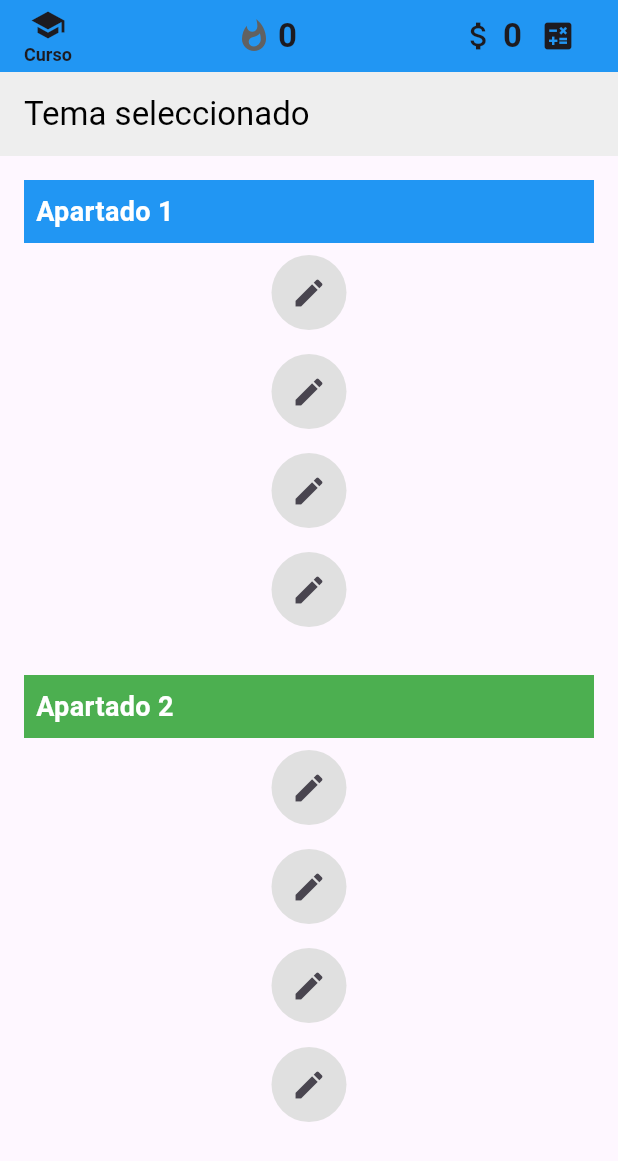
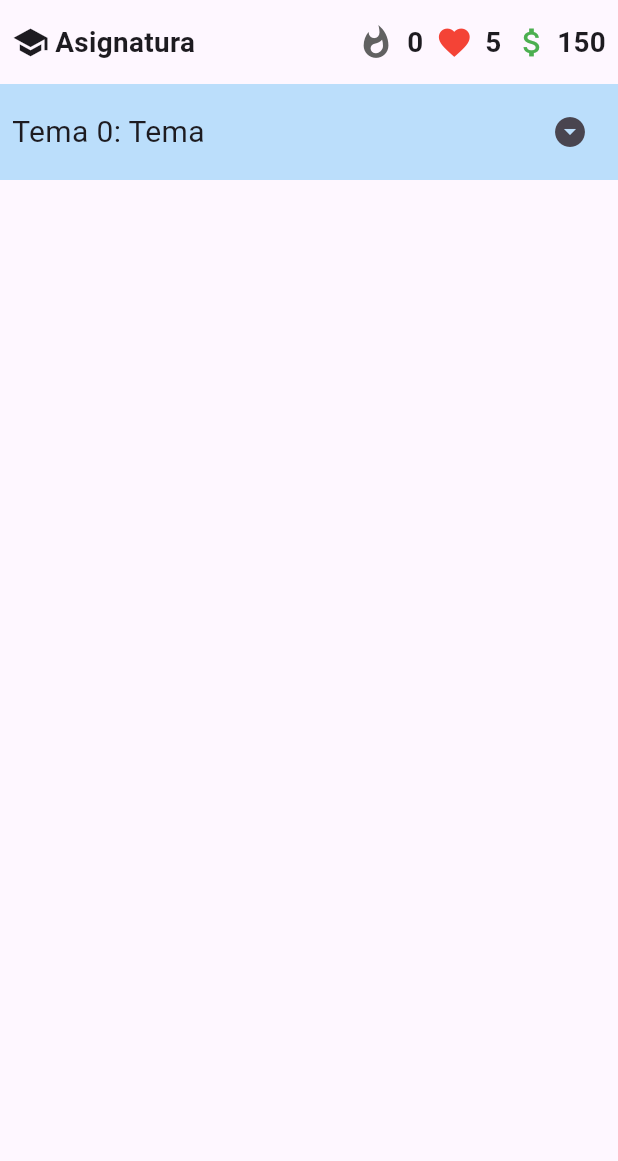
Before and after one commit to MarioElProgramador/Enginear, a Flutter app: the screen it shows after launch, on a phone screen of 412 x 824 dp. Shown: the top 1161 px of the screen. Run offline on Flutter 3.47's test engine with Material 3 defaults, Android fonts, the phone set to English and light mode, and no system bars; our stand-ins replace flutter_dotenv, google_generative_ai, shared_preferences.

Commit message:
UI/UX Update

```diff
--- /dev/null
+++ b/lib/data_structure.dart
@@ -0,0 +1,177 @@
+// lib/data_structure.dart
+
+const Map<String, Map<String, Map<String, List<String>>>> materias = {
+  'Matemáticas': {
+    'Álgebra Lineal': {
+      'Introducción y Conceptos Básicos': [
+        'Introducción al Álgebra Lineal',
+        'Sistemas de Ecuaciones Lineales',
+      ],
+      'Vectores y Espacios Vectoriales': [
+        'Vectores en el Plano y en el Espacio',
+        'Espacios Vectoriales',
+      ],
+      'Matrices y Determinantes': [
+        'Operaciones con Matrices',
+        'Determinantes',
+      ],
+      'Autovalores y Autovectores': [
+        'Cálculo de Autovalores',
+        'Cálculo de Autovectores',
+      ],
+      'Aplicaciones de Álgebra Lineal': [
+        'Transformaciones Lineales',
+        'Aplicaciones en Ingeniería',
+      ],
+    },
+    'Geometría': {
+      'Introducción a la Geometría': [
+        'Puntos y Líneas',
+        'Ángulos y Triángulos',
+      ],
+      'Polígonos': [
+        'Clasificación de Polígonos',
+        'Propiedades de los Polígonos',
+      ],
+      'Circunferencia y Círculo': [
+        'Elementos de la Circunferencia',
+        'Áreas y Perímetros',
+      ],
+      'Geometría en el Espacio': [
+        'Figuras Tridimensionales',
+        'Volumen y Área Superficial',
+      ],
+      'Transformaciones Geométricas': [
+        'Traslación, Rotación y Reflexión',
+        'Simetría y Homotecia',
+      ],
+    },
+    'Cálculo 1': {
+      'Límites y Continuidad': [
+        'Concepto de Límite',
+        'Propiedades de Límites',
+      ],
+      'Derivadas': [
+        'Definición de Derivada',
+        'Reglas de Derivación',
+        'Derivadas de Funciones Trigonométricas',
+      ],
+      'Aplicaciones de la Derivada': [
+        'Máximos y Mínimos',
+        'Concavidad y Puntos de Inflexión',
+        'Problemas de Optimización',
+      ],
+      'Integrales': [
+        'Integral Indefinida',
+        'Integral Definida',
+        'Teorema Fundamental del Cálculo',
+      ],
+    },
+    'Cálculo 2': {
+      'Integrales': [
+        'Integral Definida',
+        'Métodos de Integración',
+      ],
+      'Series y Secuencias': [
+        'Series Infinitas',
+        'Pruebas de Convergencia',
+      ],
+      'Ecuaciones Diferenciales': [
+        'Ecuaciones Diferenciales de Primer Orden',
+        'Ecuaciones Diferenciales de Segundo Orden',
+      ],
+      'Funciones de Varias Variables': [
+        'Derivadas Parciales',
+        'Integrales Múltiples',
+      ],
+      'Aplicaciones del Cálculo': [
+        'Campos Vectoriales',
+        'Teorema de Green',
+        'Teorema de Stokes',
+      ],
+    },
+  },
+  'Ciencias': {
+    'Física': {
+      'Cinemática': [
+        'Movimiento Rectilíneo',
+        'Movimiento Curvilíneo',
+      ],
+      'Dinámica': [
+        'Leyes de Newton',
+        'Trabajo y Energía',
+      ],
+      'Ondas y Sonido': [
+        'Propagación de Ondas',
+        'Características del Sonido',
+      ],
+      'Termodinámica': [
+        'Leyes de la Termodinámica',
+        'Máquinas Térmicas',
+      ],
+    },
+    'Química': {
+      'Química General': [
+        'Estructura Atómica',
+        'Enlace Químico',
+      ],
+      'Reacciones Químicas': [
+        'Tipos de Reacciones',
+        'Equilibrio Químico',
+      ],
+      'Química Orgánica': [
+        'Hidrocarburos',
+        'Grupos Funcionales',
+      ],
+      'Química Inorgánica': [
+        'Compuestos Inorgánicos',
+        'Reacciones de Precipitación',
+      ],
+    },
+  },
+  'Programación': {
+    'Introducción a la Programación': {
+      'Conceptos Básicos': [
+        'Algoritmos y Diagramas de Flujo',
+        'Variables y Tipos de Datos',
+      ],
+      'Estructuras de Control': [
+        'Condicionales',
+        'Bucles',
+      ],
+      'Funciones y Procedimientos': [
+        'Definición de Funciones',
+        'Parámetros y Retorno de Valores',
+      ],
+      'Estructuras de Datos': [
+        'Listas y Arreglos',
+        'Pilas y Colas',
+        'Árboles y Grafos',
+      ],
+      'Programación Orientada a Objetos': [
+        'Clases y Objetos',
+        'Herencia y Polimorfismo',
+      ],
+    },
+    'Desarrollo Web': {
+      'HTML y CSS': [
+        'Estructura de una Página Web',
+        'Estilos con CSS',
+      ],
+      'JavaScript': [
+        'Manipulación del DOM',
+        'Eventos y Funciones',
+      ],
+      'Frameworks y Librerías': [
+        'React',
+        'Angular',
+        'Vue.js',
+      ],
+      'Backend': [
+        'Node.js',
+        'Bases de Datos',
+        'APIs RESTful',
+      ],
+    },
+  },
+};
--- a/lib/loading_screen.dart
+++ b/lib/loading_screen.dart
@@ -1,3 +1,5 @@
+// lib/loading_screen.dart
+
 import 'package:flutter/material.dart';
 import 'package:enginear/pagina_principal.dart'; // Asegúrate de tener el import correcto
 
--- a/lib/main.dart
+++ b/lib/main.dart
@@ -1,6 +1,5 @@
 import 'package:flutter/material.dart';
-import 'package:enginear/loading_screen.dart'; // Asegúrate de tener el import correcto
-import 'package:enginear/pagina_principal.dart'; // Asegúrate de tener el import correcto
+import 'package:enginear/loading_screen.dart';
 
 void main() {
   runApp(MyApp());
@@ -10,13 +9,11 @@ class MyApp extends StatelessWidget {
   @override
   Widget build(BuildContext context) {
     return MaterialApp(
+      title: 'Enginear',
       theme: ThemeData(
-        primaryColor: Colors.blue,
-        appBarTheme: AppBarTheme(
-          backgroundColor: Colors.blue,
-        ),
+        primarySwatch: Colors.blue,
       ),
-      home: LoadingScreen(), // Muestra la pantalla de carga al inicio
+      home: LoadingScreen(),
     );
   }
 }
--- a/lib/pagina_principal.dart
+++ b/lib/pagina_principal.dart
@@ -1,7 +1,8 @@
 import 'package:flutter/material.dart';
 import 'package:shared_preferences/shared_preferences.dart';
 import 'package:enginear/seleccion_curso.dart';
-import 'package:enginear/generative_ai.dart' as ai;
+import 'package:enginear/data_structure.dart';
+import 'package:enginear/seleccion_tema.dart';
 
 class PaginaPrincipal extends StatefulWidget {
   @override
@@ -12,8 +13,11 @@ class _PaginaPrincipalState extends State<PaginaPrincipal> {
   int _contadorFuego = 0;
   DateTime _ultimaConexion = DateTime.now();
   bool _fuegoEncendido = false;
-  String _curso = "Curso";
-  String _equation = "";
+  String _materia = "Materia";
+  String _asignatura = "Asignatura";
+  String _tema = "Tema";
+  int _divisas = 150;
+  int _vidas = 5;
 
   @override
   void initState() {
@@ -27,7 +31,11 @@ class _PaginaPrincipalState extends State<PaginaPrincipal> {
       _contadorFuego = prefs.getInt('contadorFuego') ?? 0;
       _ultimaConexion = DateTime.parse(prefs.getString('ultimaConexion') ?? DateTime.now().toString());
       _fuegoEncendido = _esFuegoEncendido(_ultimaConexion);
-      _curso = prefs.getString('curso') ?? "Curso";
+      _materia = prefs.getString('materia') ?? "Materia";
+      _asignatura = prefs.getString('asignatura') ?? "Asignatura";
+      _tema = prefs.getString('tema') ?? "Tema";
+      _divisas = prefs.getInt('divisas') ?? 150;
+      _vidas = prefs.getInt('vidas') ?? 5;
     });
     _verificarActualizacion();
   }
@@ -52,150 +60,197 @@ class _PaginaPrincipalState extends State<PaginaPrincipal> {
     }
   }
 
-  Future<void> _generarEcuacion() async {
-    await ai.generarEcuacion().then((equation) {
+  Future<void> _actualizarDivisas(int cantidad) async {
+    SharedPreferences prefs = await SharedPreferences.getInstance();
     setState(() {
-        _equation = equation ?? "No se pudo generar la ecuación";
+      _divisas = cantidad;
     });
+    await prefs.setInt('divisas', _divisas);
+  }
+
+  Future<void> _actualizarVidas(int cantidad) async {
+    SharedPreferences prefs = await SharedPreferences.getInstance();
+    setState(() {
+      _vidas = cantidad;
     });
+    await prefs.setInt('vidas', _vidas);
+  }
+
+  int _getTemaIndex() {
+    List<String> temas = materias[_materia]?[_asignatura]?.keys?.toList() ?? [];
+    return temas.indexOf(_tema) + 1;
   }
 
   @override
   Widget build(BuildContext context) {
+    double iconSize = MediaQuery.of(context).size.width * 0.06;
+    double textSize = MediaQuery.of(context).size.width * 0.045;
+    double spacing = MediaQuery.of(context).size.width * 0.02;
+
     return Scaffold(
       appBar: AppBar(
-        title: Row(
-          children: [
-            Column(
-              children: [
-                GestureDetector(
+        leadingWidth: 160.0,
+        leading: GestureDetector(
           onTap: () async {
-                    final result = await Navigator.push(context, MaterialPageRoute(builder: (context) => SeleccionCurso()));
+            final result = await Navigator.push(
+              context,
+              MaterialPageRoute(builder: (context) => SeleccionCurso()),
+            );
             if (result != null) {
               setState(() {
-                        _curso = result;
+                _materia = result['materia'] ?? _materia;
+                _asignatura = result['asignatura'] ?? _asignatura;
+                _tema = result['tema'] ?? _tema;
               });
+              SharedPreferences prefs = await SharedPreferences.getInstance();
+              await prefs.setString('materia', _materia);
+              await prefs.setString('asignatura', _asignatura);
+              await prefs.setString('tema', _tema);
             }
           },
-                  child: Icon(Icons.school),
+          child: Padding(
+            padding: const EdgeInsets.only(left: 8.0),
+            child: Row(
+              children: [
+                Icon(Icons.school, size: iconSize),
+                SizedBox(width: 4.0),
+                Expanded(
+                  child: Text(
+                    _asignatura,
+                    style: TextStyle(fontSize: textSize, fontWeight: FontWeight.bold),
+                    overflow: TextOverflow.ellipsis,
                   ),
-                GestureDetector(
-                  onTap: () async {
-                    final result = await Navigator.push(context, MaterialPageRoute(builder: (context) => SeleccionCurso()));
-                    if (result != null) {
-                      setState(() {
-                        _curso = result;
-                      });
-                    }
-                  },
-                  child: Text(
-                    '$_curso',
-                    style: TextStyle(fontSize: 12.0, fontWeight: FontWeight.bold),
-                  ),
-                ),
-              ],
-            ),
-            Spacer(),
-            _fuegoEncendido
-                ? Icon(Icons.whatshot, color: Colors.orange)
-                : Icon(Icons.whatshot, color: Colors.grey[700]),
-            SizedBox(width: 4.0),
-            Text(
-              '$_contadorFuego',
-              style: TextStyle(fontWeight: FontWeight.bold),
-            ),
-            Spacer(),
-            Icon(Icons.attach_money),
-            SizedBox(width: 4.0),
-            Text(
-              '0',
-              style: TextStyle(fontWeight: FontWeight.bold),
-            ),
-            IconButton(
-              icon: Icon(Icons.calculate),
-              onPressed: _generarEcuacion,
-            ),
-          ],
-        ),
-        bottom: PreferredSize(
-          preferredSize: Size.fromHeight(48.0),
-          child: AppBar(
-            title: Text('Tema seleccionado', style: TextStyle(color: Colors.black)), // Cambia el color aquí
-            automaticallyImplyLeading: false,
-            backgroundColor: Colors.grey[200],
-          ),
-        ),
-      ),
-      body: SingleChildScrollView(
-        child: Padding(
-          padding: const EdgeInsets.all(8.0),
-          child: Column(
-            crossAxisAlignment: CrossAxisAlignment.stretch,
-            children: [
-              _buildSection("Apartado 1", Colors.blue, context),
-              SizedBox(height: 16.0),
-              _buildSection("Apartado 2", Colors.green, context),
-              SizedBox(height: 16.0),
-              Text(
-                _equation,
-                style: TextStyle(fontSize: 18.0, fontWeight: FontWeight.bold),
                 ),
               ],
             ),
           ),
         ),
-    );
-  }
-
-  Widget _buildSection(String title, Color color, BuildContext context) {
-    return Container(
-      padding: EdgeInsets.all(8.0),
-      child: Column(
-        crossAxisAlignment: CrossAxisAlignment.stretch,
+        title: null,
+        centerTitle: true,
+        actions: [
+          Padding(
+            padding: EdgeInsets.only(right: 8.0),
+            child: Row(
+              children: [
+                Icon(Icons.whatshot, color: _fuegoEncendido ? Colors.orange : Colors.grey[700], size: iconSize),
+                SizedBox(width: spacing),
+                Text(
+                  '$_contadorFuego',
+                  style: TextStyle(fontWeight: FontWeight.bold, fontSize: textSize),
+                ),
+                SizedBox(width: spacing),
+                Icon(Icons.favorite, size: iconSize, color: Colors.red),
+                SizedBox(width: spacing),
+                Text(
+                  '$_vidas',
+                  style: TextStyle(fontWeight: FontWeight.bold, fontSize: textSize),
+                ),
+                SizedBox(width: spacing),
+                Icon(Icons.attach_money, size: iconSize, color: Colors.green),
+                SizedBox(width: spacing * 0.5),
+                Text(
+                  '$_divisas',
+                  style: TextStyle(fontWeight: FontWeight.bold, fontSize: textSize),
+                ),
+              ],
+            ),
+          ),
+        ],
+      ),
+      body: Column(
         children: [
           Container(
-            color: color,
+            color: Colors.blue[100],
+            width: double.infinity,
+            padding: EdgeInsets.all(8.0),
+            child: Row(
+              mainAxisAlignment: MainAxisAlignment.spaceBetween,
+              children: [
+                Expanded(
+                  child: Text(
+                    'Tema ${_getTemaIndex()}: $_tema',
+                    style: TextStyle(fontSize: 20),
+                    overflow: TextOverflow.ellipsis,
+                  ),
+                ),
+                IconButton(
+                  icon: Icon(Icons.arrow_drop_down_circle),
+                  onPressed: () async {
+                    final result = await Navigator.push(
+                      context,
+                      MaterialPageRoute(
+                        builder: (context) => SeleccionTema(
+                          materia: _materia,
+                          asignatura: _asignatura,
+                        ),
+                      ),
+                    );
+                    if (result != null) {
+                      setState(() {
+                        _tema = result['tema'] ?? _tema;
+                      });
+                      SharedPreferences prefs = await SharedPreferences.getInstance();
+                      await prefs.setString('tema', _tema);
+                    }
+                  },
+                ),
+              ],
+            ),
+          ),
+          Expanded(
+            child: ListView.builder(
+              itemCount: _getApartados().length,
+              itemBuilder: (context, index) {
+                String apartado = _getApartados()[index];
+                return Column(
+                  crossAxisAlignment: CrossAxisAlignment.start,
+                  children: [
+                    Container(
+                      color: Colors.green[100],
+                      width: double.infinity,
                       padding: EdgeInsets.all(8.0),
                       child: Text(
-              title,
-              style: TextStyle(
-                fontSize: 18.0,
-                fontWeight: FontWeight.bold,
-                color: Colors.white,
+                        'Apartado ${index + 1}: $apartado',
+                        style: TextStyle(fontSize: 18),
+                        textAlign: TextAlign.center,
                       ),
                     ),
+                    Center(
+                      child: Column(
+                        mainAxisAlignment: MainAxisAlignment.center,
+                        children: List.generate(4, (i) {
+                          return Padding(
+                            padding: const EdgeInsets.all(8.0),
+                            child: Container(
+                              decoration: BoxDecoration(
+                                color: Colors.blue[200],
+                                shape: BoxShape.circle,
                               ),
-          SizedBox(height: 8.0),
-          Column(
-            children: [
-              _buildLessonButton(Icons.edit, context),
-              SizedBox(height: 16),
-              _buildLessonButton(Icons.edit, context),
-              SizedBox(height: 16),
-              _buildLessonButton(Icons.edit, context),
-              SizedBox(height: 16),
-              _buildLessonButton(Icons.edit, context),
+                              child: IconButton(
+                                icon: Icon(Icons.edit, color: Colors.white),
+                                onPressed: () {
+                                  // Acción para iniciar una lección
+                                },
+                                iconSize: 50,
+                              ),
+                            ),
+                          );
+                        }),
+                      ),
+                    ),
                   ],
+                );
+              },
+            ),
           ),
         ],
       ),
     );
   }
 
-  Widget _buildLessonButton(IconData iconData, BuildContext context) {
-    return Container(
-      width: 50,
-      height: 50,
-      decoration: BoxDecoration(
-        color: Colors.grey[300],
-        shape: BoxShape.circle,
-      ),
-      child: IconButton(
-        icon: Icon(iconData),
-        onPressed: () {
-          // Acción al presionar el botón de la lección
-        },
-      ),
-    );
+  List<String> _getApartados() {
+    Map<String, List<String>>? temas = materias[_materia]?[_asignatura];
+    List<String> apartados = temas?[_tema] ?? [];
+    return apartados;
   }
 }
--- /dev/null
+++ b/lib/seleccion_tema.dart
@@ -0,0 +1,33 @@
+import 'package:flutter/material.dart';
+import 'package:enginear/data_structure.dart';
+
+class SeleccionTema extends StatelessWidget {
+  final String materia;
+  final String asignatura;
+
+  SeleccionTema({required this.materia, required this.asignatura});
+
+  @override
+  Widget build(BuildContext context) {
+    List<String> temas = materias[materia]?[asignatura]?.keys?.toList() ?? [];
+
+    return Scaffold(
+      appBar: AppBar(
+        title: Text("Selecciona un Tema"),
+      ),
+      body: Center(
+        child: ListView.builder(
+          itemCount: temas.length,
+          itemBuilder: (context, index) {
+            return ListTile(
+              title: Text(temas[index]),
+              onTap: () {
+                Navigator.pop(context, {'tema': temas[index]});
+              },
+            );
+          },
+        ),
+      ),
+    );
+  }
+}
```
Also changed, not shown: lib/seleccion_curso.dart (+48 -51 lines), pubspec.lock. Lines whose indentation alone changed are shown as unchanged.
